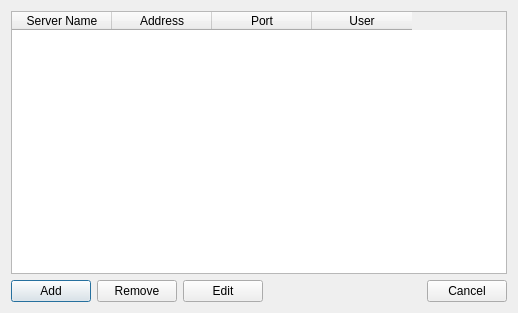
Old version of the form ServerTools/ui_viewServers.ui in the repository dsgoficial/DsgTools.
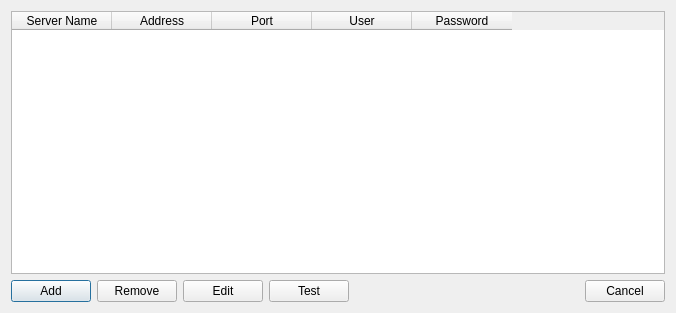
New version of the form.

Commit message: update on server view

The edit to the form file:
```diff
--- a/ServerTools/ui_viewServers.ui
+++ b/ServerTools/ui_viewServers.ui
@@ -6,7 +6,7 @@
    <rect>
     <x>0</x>
     <y>0</y>
-    <width>518</width>
+    <width>676</width>
     <height>313</height>
    </rect>
   </property>
@@ -53,6 +53,11 @@
          <string>User</string>
         </property>
        </column>
+       <column>
+        <property name="text">
+         <string>Password</string>
+        </property>
+       </column>
       </widget>
      </item>
      <item>
@@ -78,6 +83,13 @@
          </property>
         </widget>
        </item>
+       <item>
+        <widget class="QPushButton" name="testButton">
+         <property name="text">
+          <string>Test</string>
+         </property>
+        </widget>
+       </item>
        <item>
         <spacer name="horizontalSpacer">
          <property name="orientation">
@@ -85,7 +97,7 @@
          </property>
          <property name="sizeHint" stdset="0">
           <size>
-           <width>138</width>
+           <width>58</width>
            <height>20</height>
           </size>
          </property>
```
The commit also changes 3 other files.
